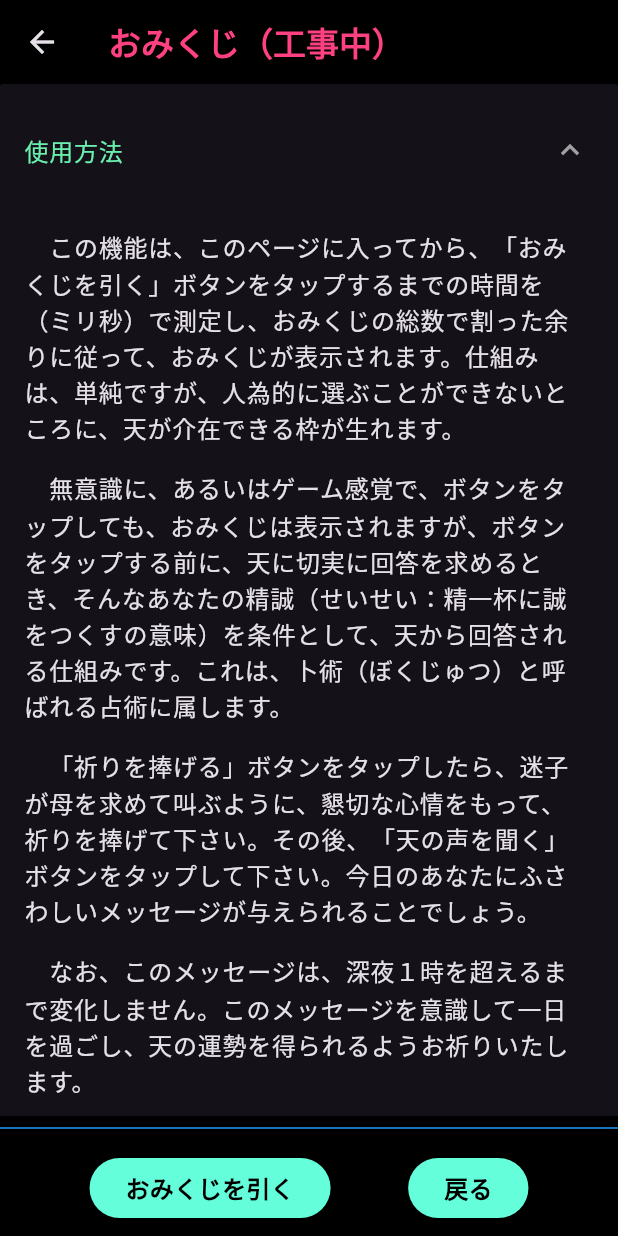
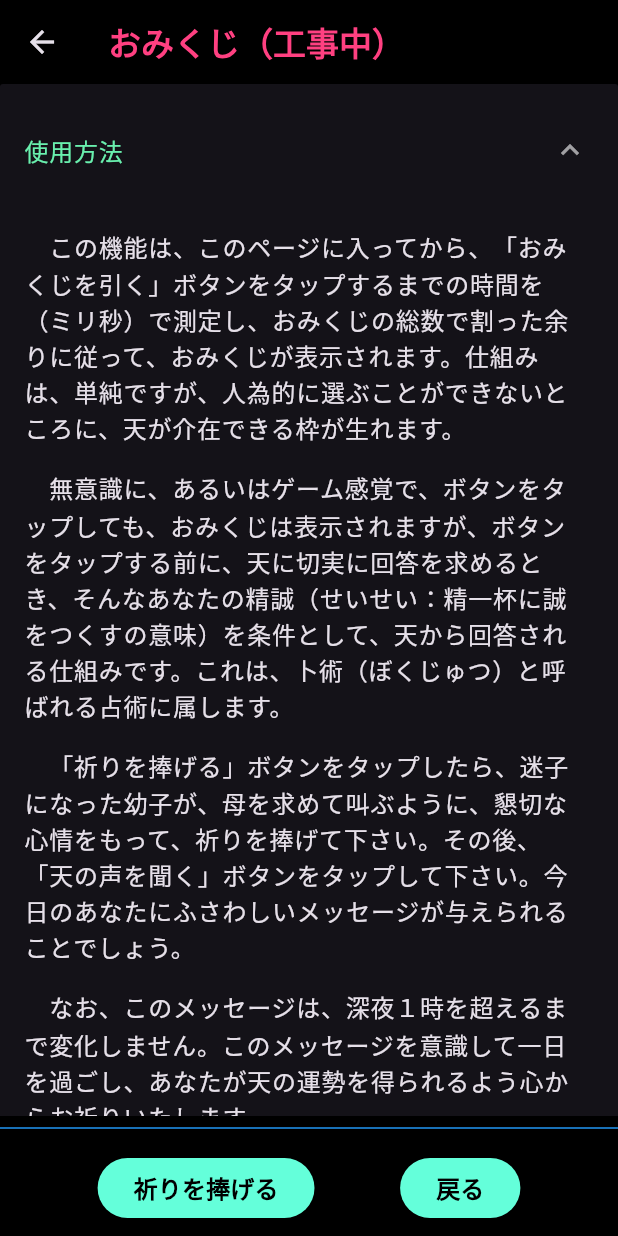
Before and after one commit to oka-teruhiro/sanchu5d, a Flutter app: the screen it shows after launch, after a tap on "おみくじを引く（工事中）", on a phone screen of 412 x 824 dp. Run offline on Flutter 3.47's test engine with Material 3 defaults, Android fonts, the phone set to English and light mode, and no system bars; our stand-ins replace cloud_firestore, firebase_core, go_router, shared_preferences; accounts and stored records are empty; generated files the repository leaves out were written again.

Commit message:
41: 6.3.19 「祈りを捧げる」ボタンを実装

```diff
--- a/lib/main.dart
+++ b/lib/main.dart
@@ -57,7 +57,7 @@ class MyApp extends StatelessWidget {
       title: '天運三柱推命',
       theme: ThemeData.dark(),
       home: const MyHomePage(
-        apptitle: '天運三柱推命 ver6.3.18',
+        apptitle: '天運三柱推命 ver6.3.19',
         // Todo: 修正したらバージョンをあげる
         seinenInt: 2000,
         // 6.1.2
--- a/lib/omikuji/omikuji_page.dart
+++ b/lib/omikuji/omikuji_page.dart
@@ -17,22 +17,13 @@ class OmikujiPage extends StatefulWidget {
 class _OmikujiPageState extends State<OmikujiPage> {
   final OmikujiService _omikujiService = OmikujiService();
   late final List<bool> _listExpanded = [true, false, false, false, false];
+  bool _showPrayButton = true; // 祈りボタンの表示状態を管理
+  bool _showOmikujiButton = false; // おみくじボタンの表示状態を管理
+  bool _showInori = false; // 祈り中を管理
 
   void _togglePanel(int index) {
     setState(() {
-      if (index == 0) {
-        _listExpanded[0] = !_listExpanded[0];
-      } else if (index == 1) {
-        _listExpanded[1] = !_listExpanded[1];
-      } else if (index == 2) {
-        _listExpanded[2] = !_listExpanded[2];
-      } else if (index == 3) {
-        _listExpanded[3] = !_listExpanded[3];
-      } else if (index == 4) {
-        _listExpanded[4] = !_listExpanded[4];
-      } else {
-        _listExpanded[5] = !_listExpanded[5];
-      }
+      _listExpanded[index] = !_listExpanded[index];
     });
   }
 
@@ -40,6 +31,32 @@ class _OmikujiPageState extends State<OmikujiPage> {
     setState(() {
       _listExpanded[index] = false;
     });
+  }
+
+  // 祈りボタンがタップされたときの処理
+  void _onPrayButtonTapped() {
+    setState(() {
+      _showPrayButton = false;
+      _showInori = true;
+    });
+
+    // 1秒後におみくじボタンを表示
+    Future.delayed(const Duration(seconds: 10), () {
+      if (mounted) {
+        setState(() {
+          _showInori = false;
+          _showOmikujiButton = true;
+        });
+      }
+    });
+  }
+
+  // おみくじボタンがタップされた時の処理
+  void _onOmikujiButtonTapped() {
+    setState(() {
+      _showOmikujiButton = false;
+    });
+
   }
 
   @override
@@ -70,7 +87,7 @@ class _OmikujiPageState extends State<OmikujiPage> {
                     expansionCallback: (int panelIndex, bool isExpanded) {
                       _togglePanel(panelIndex);
                     },
-                    animationDuration: const Duration(seconds: 1),
+                    animationDuration: const Duration(seconds: 10),
                     children: [
                       // ToDo:■■■■■　使用方法　■■■■■
                       ExpansionPanel(
@@ -239,24 +256,41 @@ class _OmikujiPageState extends State<OmikujiPage> {
                 child: Row(
                   mainAxisAlignment: MainAxisAlignment.spaceEvenly,
                   children: [
+                    if (_showPrayButton)
                       ElevatedButton(
                         style: ElevatedButton.styleFrom(
                           backgroundColor: Colors.tealAccent,
                         ),
+                        onPressed: _onPrayButtonTapped,
                         child: const Text(
-                        'おみくじを引く',
+                          '祈りを捧げる',
                           style: TextStyle(
-                          //backgroundColor:
                             color: Colors.black,
                             fontWeight: FontWeight.bold,
                             fontSize: 16,
                           ),
                         ),
+                      ),
+                    if (_showOmikujiButton)
+                      ElevatedButton(
+                        style: ElevatedButton.styleFrom(
+                          backgroundColor: Colors.blue, // 青色に変更
+                        ),
                         onPressed: () {
+                          _onOmikujiButtonTapped();
                           _showOmikuji(context);
-                        //Navigator.pop(context);
                           },
+                        child: const Text(
+                          'おみくじを引く',
+                          style: TextStyle(
+                            color: Colors.white, // 青背景に合わせて文字色を白に
+                            fontWeight: FontWeight.bold,
+                            fontSize: 16,
                           ),
+                        ),
+                      ),
+                    if (_showInori)
+                      Text('祈りを捧げてください'),
                     ElevatedButton(
                       style: ElevatedButton.styleFrom(
                         backgroundColor: Colors.tealAccent,
--- a/lib/omikuji/omikuji_siyouhou.dart
+++ b/lib/omikuji/omikuji_siyouhou.dart
@@ -21,7 +21,7 @@ var omikujiSiyouhou = Column(
     const ListTile(
       title: Text(
         '　「祈りを捧げる」ボタンをタップしたら、'
-            '迷子が母を求めて叫ぶように、懇切な心情をもって、祈りを捧げて下さい。'
+            '迷子になった幼子が、母を求めて叫ぶように、懇切な心情をもって、祈りを捧げて下さい。'
             'その後、「天の声を聞く」ボタンをタップして下さい。'
             '今日のあなたにふさわしいメッセージが与えられることでしょう。'
             '', // 3
@@ -30,7 +30,8 @@ var omikujiSiyouhou = Column(
     const ListTile(
       title: Text(
         '　なお、このメッセージは、深夜１時を超えるまで変化しません。'
-            'このメッセージを意識して一日を過ごし、天の運勢を得られるようお祈りいたします。', // 4
+            'このメッセージを意識して一日を過ごし、'
+            'あなたが天の運勢を得られるよう心からお祈りいたします。', // 4
       ),
     ),
   ],
```
Lines whose indentation alone changed are shown as unchanged.
